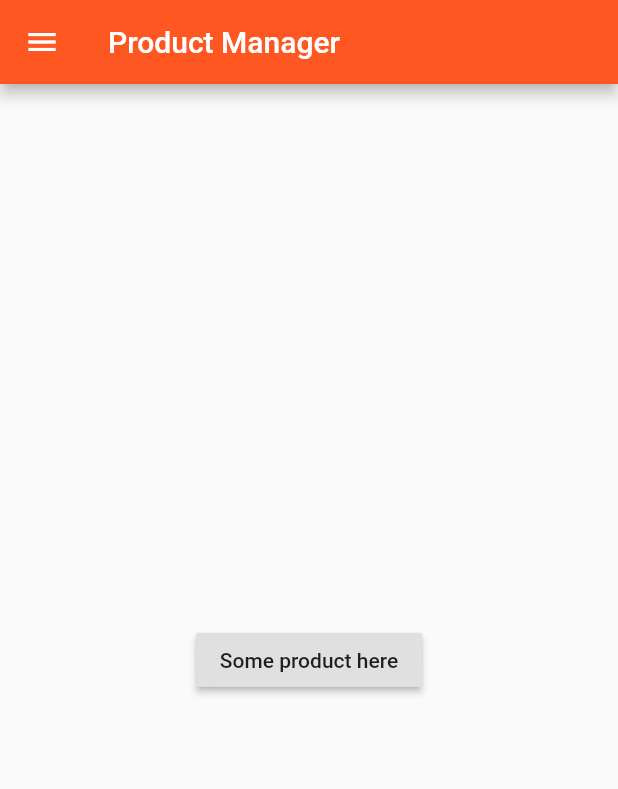
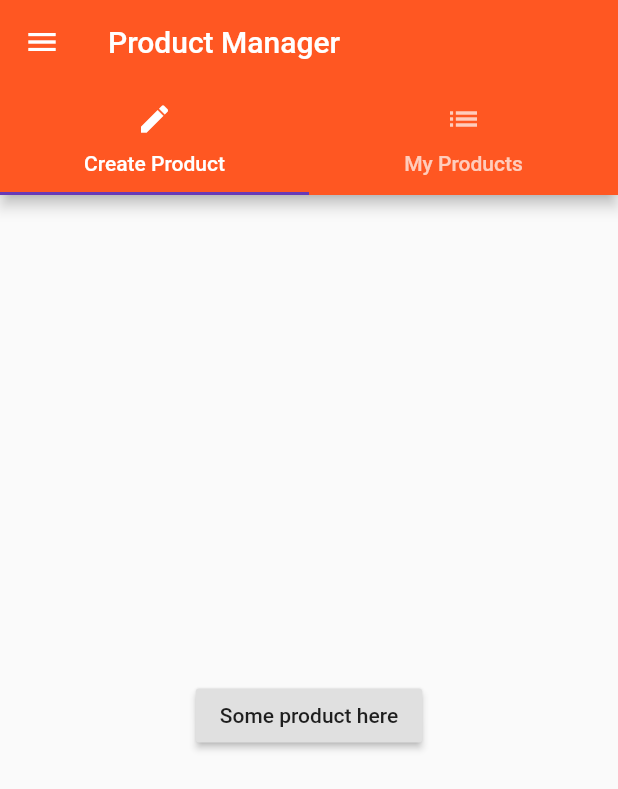
Before and after one commit to thotranphuoc/flutter1, a Flutter app: the ProductAdminPage screen opened directly, on a phone screen of 412 x 824 dp. Shown: the top 789 px of the screen. Run offline on Flutter 3.47's test engine with Material 2 defaults, Android fonts, the phone set to English and light mode, and no system bars.

Commit message:
add tabs bar

```diff
--- a/lib/pages/product_admin.dart
+++ b/lib/pages/product_admin.dart
@@ -5,7 +5,9 @@ class ProductAdminPage extends StatelessWidget {
   @override
   Widget build(BuildContext context) {
     // TODO: implement build
-    return Scaffold(
+    return DefaultTabController(
+      length: 2,
+      child: Scaffold(
           drawer: Drawer(
             child: Column(
               children: <Widget>[
@@ -27,7 +29,15 @@ class ProductAdminPage extends StatelessWidget {
           ),
           appBar: AppBar(
               title: Text('Product Manager'),
+              bottom: TabBar(
+                tabs: <Widget>[
+                  Tab(
+                    icon: Icon(Icons.create),
+                    text: 'Create Product',
                   ),
+                  Tab(icon: Icon(Icons.list), text: 'My Products')
+                ],
+              )),
           body: Center(
               child: RaisedButton(
                   child: Text('Some product here'),
@@ -36,6 +46,7 @@ class ProductAdminPage extends StatelessWidget {
                         context,
                         MaterialPageRoute(
                             builder: (BuildContext context) => ProductsPage()));
-                })));
+                  }))),
+    );
   }
 }
```
Lines whose indentation alone changed are shown as unchanged.
